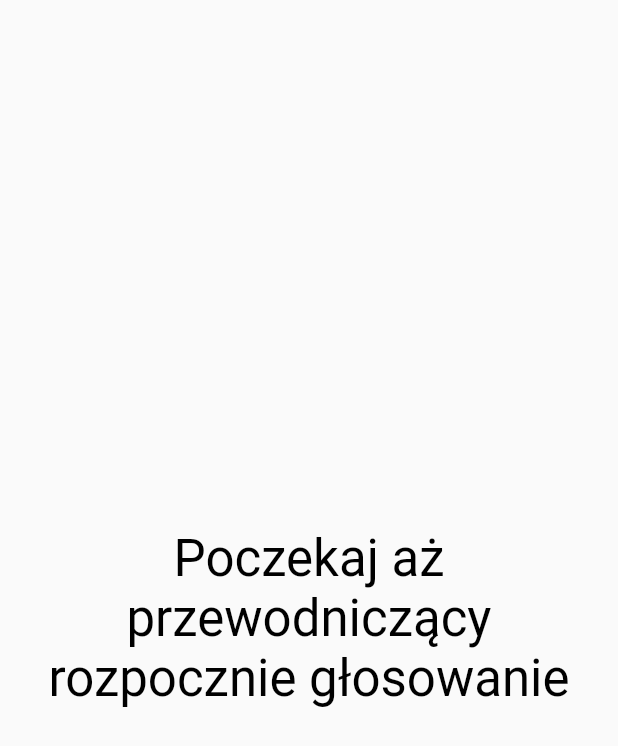
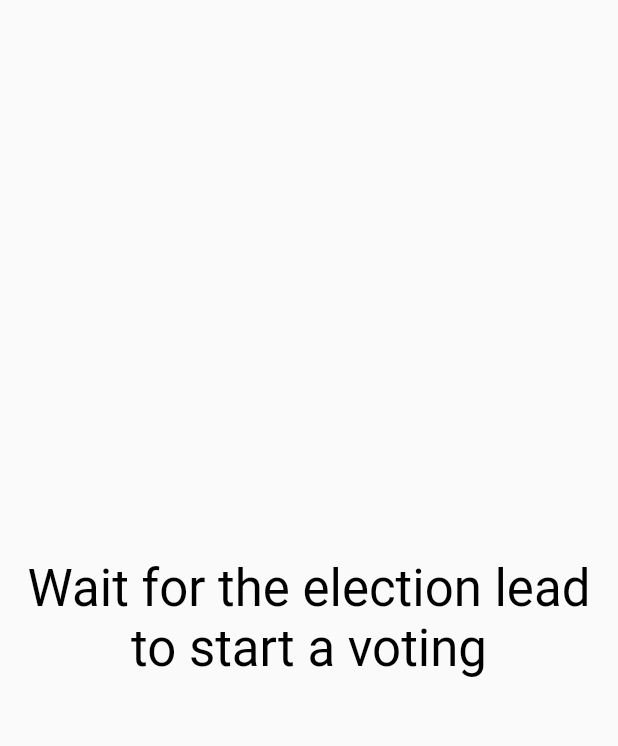
Before and after one commit to wszeborowskimateusz/VotingMobile, a Flutter app: the VotingsListWidget widget shown alone on an empty page, opened directly with empty values, on a phone screen of 412 x 824 dp. Shown: the top 746 px of the screen. Run offline on Flutter 3.47's test engine with Material 2 defaults, Android fonts, the light colour scheme and no system bars; our stand-ins replace carousel_slider, equatable, flutter_svg, get_it, shared_preferences; accounts and stored records are empty.

Commit message:
Adding translations

```diff
--- a/lib/common/locator/locator.dart
+++ b/lib/common/locator/locator.dart
@@ -2,7 +2,7 @@ import 'package:get_it/get_it.dart';
 import 'package:votingmobile/common/backend/locale_repository.dart';
 import 'package:votingmobile/common/backend/user_repository.dart';
 import 'package:votingmobile/localization/translations_delegate.dart';
-import 'package:votingmobile/voting/backend/voting_repository.dart';
+import 'package:votingmobile/voting/backend/votings_repository.dart';
 
 GetIt locator = GetIt.instance;
 
--- a/lib/common/ui/main_widget.dart
+++ b/lib/common/ui/main_widget.dart
@@ -1,7 +1,7 @@
 import 'package:flutter/material.dart';
 import 'package:votingmobile/common/locator/locator.dart';
 import 'package:votingmobile/common/ui/common_layout.dart';
-import 'package:votingmobile/voting/backend/voting_repository.dart';
+import 'package:votingmobile/voting/backend/votings_repository.dart';
 import 'package:votingmobile/voting/ui/votings_list_widget.dart';
 
 class MainWidget extends StatelessWidget {
--- a/lib/localization/translation_strings/translation_strings.dart
+++ b/lib/localization/translation_strings/translation_strings.dart
@@ -15,4 +15,8 @@ abstract class TranslationStrings {
   String get vote;
 
   String get votingsHistory;
+
+  String get noVotings;
+
+  String get noVotingsHistory;
 }
--- a/lib/localization/translation_strings/translation_strings_en.dart
+++ b/lib/localization/translation_strings/translation_strings_en.dart
@@ -15,4 +15,10 @@ class TranslationStringsEn implements TranslationStrings {
 
   @override
   String get votingsHistory => "Votings History";
+
+  @override
+  String get noVotings => "Wait for the election lead to start a voting";
+
+  @override
+  String get noVotingsHistory => "No Votings History";
 }
--- a/lib/localization/translation_strings/translation_strings_pl.dart
+++ b/lib/localization/translation_strings/translation_strings_pl.dart
@@ -15,4 +15,10 @@ class TranslationStringsPl implements TranslationStrings {
 
   @override
   String get votingsHistory => "Historia Głosowań";
+
+  @override
+  String get noVotings => "Poczekaj aż przewodniczący rozpocznie głosowanie";
+
+  @override
+  String get noVotingsHistory => "Brak poprzednich głosowań";
 }
--- a/lib/localization/translations.dart
+++ b/lib/localization/translations.dart
@@ -25,4 +25,11 @@ class Translations implements TranslationStrings {
 
   @override
   String get votingsHistory => locator.get<TranslationStrings>().votingsHistory;
+
+  @override
+  String get noVotings => locator.get<TranslationStrings>().noVotings;
+
+  @override
+  String get noVotingsHistory =>
+      locator.get<TranslationStrings>().noVotingsHistory;
 }
--- a/lib/voting/ui/votings_list_widget.dart
+++ b/lib/voting/ui/votings_list_widget.dart
@@ -22,7 +22,7 @@ class VotingsListWidget extends StatelessWidget {
     if (activeVoting == null && pastVotings.isEmpty) {
       return Center(
         child: Text(
-          "Poczekaj aż przewodniczący rozpocznie głosowanie",
+          Translations.of(context).noVotings,
           textAlign: TextAlign.center,
           style: Theme.of(context).textTheme.headline4,
         ),
@@ -38,7 +38,7 @@ class VotingsListWidget extends StatelessWidget {
             Expanded(
               child: Center(
                 child: Text(
-                  "Brak poprzednich głosowań",
+                  Translations.of(context).noVotingsHistory,
                   textAlign: TextAlign.center,
                   style: Theme.of(context).textTheme.headline4,
                 ),
```
Also changed, not shown: lib/voting/backend/votings_repository.dart (renamed from lib/voting/backend/voting_repository.dart).
